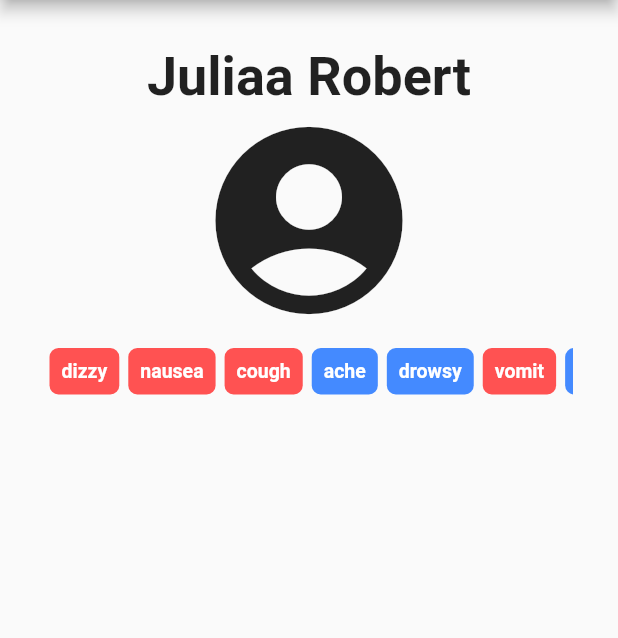
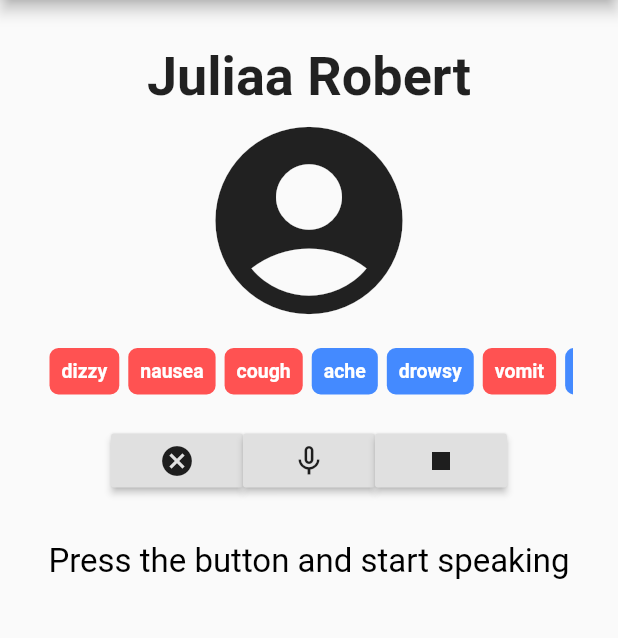
Before and after one commit to seungyonkim/JHMedHacks_McGill, a Flutter app: the screen it shows after launch, after a tap on the "call" icon, on a phone screen of 412 x 824 dp, the part 84-722 px from its top. Run offline on Flutter 3.47's test engine with Material 2 defaults, Android fonts, the phone set to English and light mode, and no system bars; our stand-ins replace speech_to_text.

Commit message:
final commit

```diff
--- a/lib/call_patient.dart
+++ b/lib/call_patient.dart
@@ -24,7 +24,7 @@ class CallPatient extends StatelessWidget {
           Navigator.pushNamed(context, "/profile", arguments: {
             "patient_name": patientName,
           });
-          customLaunch("tel:+1 555 521 5554");
+          customLaunch("tel:+1 555 521 5556");
         },
         shape: RoundedRectangleBorder(
           borderRadius: BorderRadius.circular(10),
--- a/lib/patient_profile.dart
+++ b/lib/patient_profile.dart
@@ -1,6 +1,6 @@
 import 'package:flutter/material.dart';
 import "word_list.dart";
-import 'package:speech_recognition/speech_recognition.dart';
+import "package:speech_to_text/speech_to_text.dart" as stt;
 
 class PatientProfile extends StatefulWidget {
   @override
@@ -8,37 +8,41 @@ class PatientProfile extends StatefulWidget {
 }
 
 class _PatientProfileState extends State<PatientProfile> {
-  SpeechRecognition _speechRecognition;
-  bool _isAvailable = false;
+  stt.SpeechToText _speech;
   bool _isListening = false;
-  String resultText = "";
+  String _text = "Press the button and start speaking";
+  double _confidence = 1.0;
 
   Map data = {};
 
-  // @override
-  // void initState() {
-  //   super.initState();
-  //   initSpeechRecognizer();
-  // }
+  @override
+  void initState() {
+    super.initState();
+    _speech = stt.SpeechToText();
+  }
 
-  // void initSpeechRecognizer() {
-  //   _speechRecognition = SpeechRecognition();
-  //   _speechRecognition.setAvailabilityHandler((result) {
-  //     setState(() => _isAvailable = result);
-  //   });
-  //   _speechRecognition.setRecognitionStartedHandler(() {
-  //     setState(() => _isListening = true);
-  //   });
-  //   _speechRecognition.setRecognitionResultHandler((text) {
-  //     setState(() => resultText = text);
-  //   });
-  //   _speechRecognition.setRecognitionCompleteHandler(() {
-  //     setState(() => _isListening = false);
-  //   });
-  //   _speechRecognition.activate().then(
-  //       (result) => setState(() => _isAvailable = result)
-  //   );
-  // }
+  void _listen() async {
+    if(!_isListening) {
+      bool available = await _speech.initialize(
+        onStatus: (val) => print("onStatus: $val"),
+        onError: (val) => print("onError: $val"),
+      );
+      if(available) {
+        setState(() => _isListening = true);
+        _speech.listen(
+          onResult: (val) => setState(() {
+            _text = val.recognizedWords;
+            if(val.hasConfidenceRating && val.confidence > 0) {
+              _confidence = val.confidence;
+            }
+          }),
+        );
+      }
+    } else {
+      setState(() => _isListening = false);
+      _speech.stop();
+    }
+  }
 
   @override
   Widget build(BuildContext context) {
@@ -50,7 +54,8 @@ class _PatientProfileState extends State<PatientProfile> {
         backgroundColor: Colors.pinkAccent,
         centerTitle: true,
       ),
-      body: Padding(
+      body: SingleChildScrollView(
+          child: Padding(
             padding: const EdgeInsets.fromLTRB(0, 30.0, 0, 30.0),
             child: Column(
               children: [
@@ -89,52 +94,48 @@ class _PatientProfileState extends State<PatientProfile> {
                     ),
                   ],
                 ),
-            // Padding(
-            //   padding: const EdgeInsets.fromLTRB(0, 20, 0, 0),
-            //   child: Row(
-            //     mainAxisAlignment: MainAxisAlignment.center,
-            //     children: [
-            //       FloatingActionButton(
-            //         child: Icon(Icons.cancel),
-            //         mini: true,
-            //         backgroundColor: Colors.deepOrange,
-            //         onPressed: () {},
-            //       ),
-            //       FloatingActionButton(
-            //         child: Icon(Icons.mic),
-            //         backgroundColor: Colors.pink,
-            //         onPressed: () {
-            //           // if(_isAvailable && _isListening) {
-            //           //   _speechRecognition
-            //           //       .listen()
-            //           //       .then((result) => print('$result'));
-            //           // }
-            //         },
-            //       ),
-            //       FloatingActionButton(
-            //         child: Icon(Icons.stop),
-            //         mini: true,
-            //         backgroundColor: Colors.deepPurple,
-            //         onPressed: () {},
-            //       ),
-            //     ],
-            //   ),
-            // ),
-      //       Container(
-      //         width: MediaQuery.of(context).size.width * 0.6,
-      //         decoration: BoxDecoration(
-      //           color: Colors.cyanAccent[100],
-      //           borderRadius: BorderRadius.circular(6),
-      //         ),
-      //         padding: EdgeInsets.symmetric(
-      //           vertical: 8,
-      //           horizontal: 12,
-      //         ),
-      //         child: Text(resultText),
-      //       )
+                Padding(
+                  padding: const EdgeInsets.fromLTRB(0, 20, 0, 0),
+                  child: Row(
+                    mainAxisAlignment: MainAxisAlignment.center,
+                    children: [
+                      RaisedButton(
+                        child: Icon(Icons.cancel),
+                        // mini: true,
+                        // backgroundColor: Colors.deepOrange,
+                        onPressed: () {},
+                      ),
+                      RaisedButton(
+                        child: Icon(_isListening ? Icons.mic : Icons.mic_none),
+                        // backgroundColor: Colors.pink,
+                        onPressed: () {
+                          _listen();
+                        },
+                      ),
+                      RaisedButton(
+                        child: Icon(Icons.stop),
+                        // mini: true,
+                        // backgroundColor: Colors.deepPurple,
+                        onPressed: () {},
+                      ),
                     ],
                   ),
+                ),
+                Container(
+                    padding: EdgeInsets.fromLTRB(30, 30, 30, 30),
+                    child: Text(
+                        _text,
+                        style: const TextStyle(
+                          fontSize: 22,
+                          color: Colors.black,
+                          fontWeight: FontWeight.w400,
                         )
+                    )
+                )
+              ],
+            ),
+          ),
+      ),
     );
   }
 }
--- a/pubspec.yaml
+++ b/pubspec.yaml
@@ -36,7 +36,10 @@ dev_dependencies:
     sdk: flutter
   speech_recognition: ^0.3.0
   url_launcher: ^5.5.2
-  get_it: ^4.0.4
+  speech_to_text: ^2.5.0
+  highlight_text: ^0.7.2
+  avatar_glow: ^1.2.0
+
 
 # For information on the generic Dart part of this file, see the
 # following page: https://dart.dev/tools/pub/pubspec
```
Also changed, not shown: pubspec.lock, 4 other files. Lines whose indentation alone changed are shown as unchanged.
